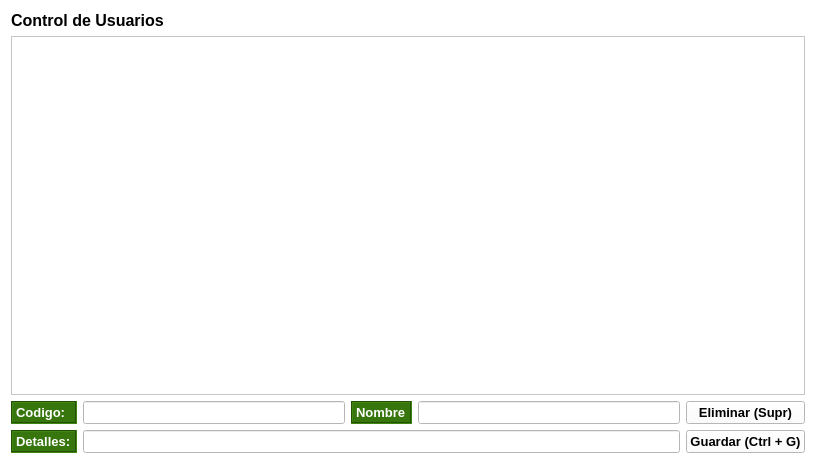
shae-ra/sindicato, file gui/detalles/detalleUsuarios.ui: the form before one commit.
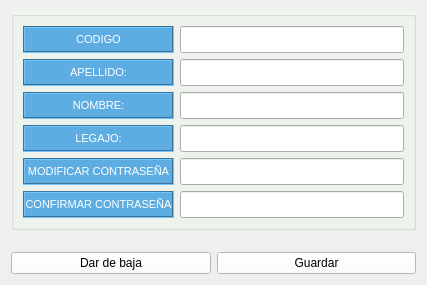
The form after the commit. Icons and pictures are not drawn.

```diff
--- a/gui/detalles/detalleUsuarios.ui
+++ b/gui/detalles/detalleUsuarios.ui
@@ -6,640 +6,395 @@
    <rect>
     <x>0</x>
     <y>0</y>
-    <width>816</width>
-    <height>464</height>
+    <width>427</width>
+    <height>285</height>
    </rect>
   </property>
-  <property name="palette">
-   <palette>
-    <active>
-     <colorrole role="WindowText">
-      <brush brushstyle="SolidPattern">
-       <color alpha="255">
-        <red>0</red>
-        <green>0</green>
-        <blue>0</blue>
-       </color>
-      </brush>
-     </colorrole>
-     <colorrole role="Button">
-      <brush brushstyle="SolidPattern">
-       <color alpha="255">
-        <red>255</red>
-        <green>255</green>
-        <blue>255</blue>
-       </color>
-      </brush>
-     </colorrole>
-     <colorrole role="Light">
-      <brush brushstyle="SolidPattern">
-       <color alpha="255">
-        <red>255</red>
-        <green>255</green>
-        <blue>255</blue>
-       </color>
-      </brush>
-     </colorrole>
-     <colorrole role="Midlight">
-      <brush brushstyle="SolidPattern">
-       <color alpha="255">
-        <red>255</red>
-        <green>255</green>
-        <blue>255</blue>
-       </color>
-      </brush>
-     </colorrole>
-     <colorrole role="Dark">
-      <brush brushstyle="SolidPattern">
-       <color alpha="255">
-        <red>127</red>
-        <green>127</green>
-        <blue>127</blue>
-       </color>
-      </brush>
-     </colorrole>
-     <colorrole role="Mid">
-      <brush brushstyle="SolidPattern">
-       <color alpha="255">
-        <red>170</red>
-        <green>170</green>
-        <blue>170</blue>
-       </color>
-      </brush>
-     </colorrole>
-     <colorrole role="Text">
-      <brush brushstyle="SolidPattern">
-       <color alpha="255">
-        <red>0</red>
-        <green>0</green>
-        <blue>0</blue>
-       </color>
-      </brush>
-     </colorrole>
-     <colorrole role="BrightText">
-      <brush brushstyle="SolidPattern">
-       <color alpha="255">
-        <red>255</red>
-        <green>255</green>
-        <blue>255</blue>
-       </color>
-      </brush>
-     </colorrole>
-     <colorrole role="ButtonText">
-      <brush brushstyle="SolidPattern">
-       <color alpha="255">
-        <red>0</red>
-        <green>0</green>
-        <blue>0</blue>
-       </color>
-      </brush>
-     </colorrole>
-     <colorrole role="Base">
-      <brush brushstyle="SolidPattern">
-       <color alpha="255">
-        <red>255</red>
-        <green>255</green>
-        <blue>255</blue>
-       </color>
-      </brush>
-     </colorrole>
-     <colorrole role="Window">
-      <brush brushstyle="SolidPattern">
-       <color alpha="255">
-        <red>255</red>
-        <green>255</green>
-        <blue>255</blue>
-       </color>
-      </brush>
-     </colorrole>
-     <colorrole role="Shadow">
-      <brush brushstyle="SolidPattern">
-       <color alpha="255">
-        <red>0</red>
-        <green>0</green>
-        <blue>0</blue>
-       </color>
-      </brush>
-     </colorrole>
-     <colorrole role="AlternateBase">
-      <brush brushstyle="SolidPattern">
-       <color alpha="255">
-        <red>255</red>
-        <green>255</green>
-        <blue>255</blue>
-       </color>
-      </brush>
-     </colorrole>
-     <colorrole role="ToolTipBase">
-      <brush brushstyle="SolidPattern">
-       <color alpha="255">
-        <red>255</red>
-        <green>255</green>
-        <blue>220</blue>
-       </color>
-      </brush>
-     </colorrole>
-     <colorrole role="ToolTipText">
-      <brush brushstyle="SolidPattern">
-       <color alpha="255">
-        <red>0</red>
-        <green>0</green>
-        <blue>0</blue>
-       </color>
-      </brush>
-     </colorrole>
-    </active>
-    <inactive>
-     <colorrole role="WindowText">
-      <brush brushstyle="SolidPattern">
-       <color alpha="255">
-        <red>0</red>
-        <green>0</green>
-        <blue>0</blue>
-       </color>
-      </brush>
-     </colorrole>
-     <colorrole role="Button">
-      <brush brushstyle="SolidPattern">
-       <color alpha="255">
-        <red>255</red>
-        <green>255</green>
-        <blue>255</blue>
-       </color>
-      </brush>
-     </colorrole>
-     <colorrole role="Light">
-      <brush brushstyle="SolidPattern">
-       <color alpha="255">
-        <red>255</red>
-        <green>255</green>
-        <blue>255</blue>
-       </color>
-      </brush>
-     </colorrole>
-     <colorrole role="Midlight">
-      <brush brushstyle="SolidPattern">
-       <color alpha="255">
-        <red>255</red>
-        <green>255</green>
-        <blue>255</blue>
-       </color>
-      </brush>
-     </colorrole>
-     <colorrole role="Dark">
-      <brush brushstyle="SolidPattern">
-       <color alpha="255">
-        <red>127</red>
-        <green>127</green>
-        <blue>127</blue>
-       </color>
-      </brush>
-     </colorrole>
-     <colorrole role="Mid">
-      <brush brushstyle="SolidPattern">
-       <color alpha="255">
-        <red>170</red>
-        <green>170</green>
-        <blue>170</blue>
-       </color>
-      </brush>
-     </colorrole>
-     <colorrole role="Text">
-      <brush brushstyle="SolidPattern">
-       <color alpha="255">
-        <red>0</red>
-        <green>0</green>
-        <blue>0</blue>
-       </color>
-      </brush>
-     </colorrole>
-     <colorrole role="BrightText">
-      <brush brushstyle="SolidPattern">
-       <color alpha="255">
-        <red>255</red>
-        <green>255</green>
-        <blue>255</blue>
-       </color>
-      </brush>
-     </colorrole>
-     <colorrole role="ButtonText">
-      <brush brushstyle="SolidPattern">
-       <color alpha="255">
-        <red>0</red>
-        <green>0</green>
-        <blue>0</blue>
-       </color>
-      </brush>
-     </colorrole>
-     <colorrole role="Base">
-      <brush brushstyle="SolidPattern">
-       <color alpha="255">
-        <red>255</red>
-        <green>255</green>
-        <blue>255</blue>
-       </color>
-      </brush>
-     </colorrole>
-     <colorrole role="Window">
-      <brush brushstyle="SolidPattern">
-       <color alpha="255">
-        <red>255</red>
-        <green>255</green>
-        <blue>255</blue>
-       </color>
-      </brush>
-     </colorrole>
-     <colorrole role="Shadow">
-      <brush brushstyle="SolidPattern">
-       <color alpha="255">
-        <red>0</red>
-        <green>0</green>
-        <blue>0</blue>
-       </color>
-      </brush>
-     </colorrole>
-     <colorrole role="AlternateBase">
-      <brush brushstyle="SolidPattern">
-       <color alpha="255">
-        <red>255</red>
-        <green>255</green>
-        <blue>255</blue>
-       </color>
-      </brush>
-     </colorrole>
-     <colorrole role="ToolTipBase">
-      <brush brushstyle="SolidPattern">
-       <color alpha="255">
-        <red>255</red>
-        <green>255</green>
-        <blue>220</blue>
-       </color>
-      </brush>
-     </colorrole>
-     <colorrole role="ToolTipText">
-      <brush brushstyle="SolidPattern">
-       <color alpha="255">
-        <red>0</red>
-        <green>0</green>
-        <blue>0</blue>
-       </color>
-      </brush>
-     </colorrole>
-    </inactive>
-    <disabled>
-     <colorrole role="WindowText">
-      <brush brushstyle="SolidPattern">
-       <color alpha="255">
-        <red>127</red>
-        <green>127</green>
-        <blue>127</blue>
-       </color>
-      </brush>
-     </colorrole>
-     <colorrole role="Button">
-      <brush brushstyle="SolidPattern">
-       <color alpha="255">
-        <red>255</red>
-        <green>255</green>
-        <blue>255</blue>
-       </color>
-      </brush>
-     </colorrole>
-     <colorrole role="Light">
-      <brush brushstyle="SolidPattern">
-       <color alpha="255">
-        <red>255</red>
-        <green>255</green>
-        <blue>255</blue>
-       </color>
-      </brush>
-     </colorrole>
-     <colorrole role="Midlight">
-      <brush brushstyle="SolidPattern">
-       <color alpha="255">
-        <red>255</red>
-        <green>255</green>
-        <blue>255</blue>
-       </color>
-      </brush>
-     </colorrole>
-     <colorrole role="Dark">
-      <brush brushstyle="SolidPattern">
-       <color alpha="255">
-        <red>127</red>
-        <green>127</green>
-        <blue>127</blue>
-       </color>
-      </brush>
-     </colorrole>
-     <colorrole role="Mid">
-      <brush brushstyle="SolidPattern">
-       <color alpha="255">
-        <red>170</red>
-        <green>170</green>
-        <blue>170</blue>
-       </color>
-      </brush>
-     </colorrole>
-     <colorrole role="Text">
-      <brush brushstyle="SolidPattern">
-       <color alpha="255">
-        <red>127</red>
-        <green>127</green>
-        <blue>127</blue>
-       </color>
-      </brush>
-     </colorrole>
-     <colorrole role="BrightText">
-      <brush brushstyle="SolidPattern">
-       <color alpha="255">
-        <red>255</red>
-        <green>255</green>
-        <blue>255</blue>
-       </color>
-      </brush>
-     </colorrole>
-     <colorrole role="ButtonText">
-      <brush brushstyle="SolidPattern">
-       <color alpha="255">
-        <red>127</red>
-        <green>127</green>
-        <blue>127</blue>
-       </color>
-      </brush>
-     </colorrole>
-     <colorrole role="Base">
-      <brush brushstyle="SolidPattern">
-       <color alpha="255">
-        <red>255</red>
-        <green>255</green>
-        <blue>255</blue>
-       </color>
-      </brush>
-     </colorrole>
-     <colorrole role="Window">
-      <brush brushstyle="SolidPattern">
-       <color alpha="255">
-        <red>255</red>
-        <green>255</green>
-        <blue>255</blue>
-       </color>
-      </brush>
-     </colorrole>
-     <colorrole role="Shadow">
-      <brush brushstyle="SolidPattern">
-       <color alpha="255">
-        <red>0</red>
-        <green>0</green>
-        <blue>0</blue>
-       </color>
-      </brush>
-     </colorrole>
-     <colorrole role="AlternateBase">
-      <brush brushstyle="SolidPattern">
-       <color alpha="255">
-        <red>255</red>
-        <green>255</green>
-        <blue>255</blue>
-       </color>
-      </brush>
-     </colorrole>
-     <colorrole role="ToolTipBase">
-      <brush brushstyle="SolidPattern">
-       <color alpha="255">
-        <red>255</red>
-        <green>255</green>
-        <blue>220</blue>
-       </color>
-      </brush>
-     </colorrole>
-     <colorrole role="ToolTipText">
-      <brush brushstyle="SolidPattern">
-       <color alpha="255">
-        <red>0</red>
-        <green>0</green>
-        <blue>0</blue>
-       </color>
-      </brush>
-     </colorrole>
-    </disabled>
-   </palette>
+  <property name="minimumSize">
+   <size>
+    <width>427</width>
+    <height>285</height>
+   </size>
+  </property>
+  <property name="maximumSize">
+   <size>
+    <width>427</width>
+    <height>285</height>
+   </size>
   </property>
   <property name="windowTitle">
    <string>Form</string>
   </property>
-  <layout class="QGridLayout" name="gridLayout" rowstretch="0,100,0,0">
-   <item row="0" column="0" colspan="3">
-    <widget class="QLabel" name="label_6">
-     <property name="sizePolicy">
-      <sizepolicy hsizetype="Expanding" vsizetype="Expanding">
-       <horstretch>0</horstretch>
-       <verstretch>0</verstretch>
-      </sizepolicy>
-     </property>
-     <property name="font">
-      <font>
-       <family>MS Shell Dlg 2</family>
-       <pointsize>12</pointsize>
-       <weight>75</weight>
-       <bold>true</bold>
-      </font>
-     </property>
-     <property name="text">
-      <string>Control de Usuarios</string>
-     </property>
-    </widget>
-   </item>
-   <item row="1" column="0" colspan="5">
-    <widget class="QTableView" name="tableView"/>
-   </item>
+  <layout class="QGridLayout" name="gridLayout_2">
    <item row="2" column="0">
-    <widget class="QLabel" name="label_3">
-     <property name="font">
-      <font>
-       <family>MS Shell Dlg 2</family>
-       <pointsize>10</pointsize>
-       <weight>75</weight>
-       <bold>true</bold>
-      </font>
-     </property>
-     <property name="styleSheet">
-      <string notr="true">#label_3{
-background-color:#37760D;
-color: #FFFFFF;
-}</string>
-     </property>
-     <property name="frameShape">
-      <enum>QFrame::Box</enum>
-     </property>
-     <property name="frameShadow">
-      <enum>QFrame::Sunken</enum>
-     </property>
-     <property name="text">
-      <string>Codigo:</string>
-     </property>
-    </widget>
-   </item>
-   <item row="2" column="1">
-    <widget class="QLineEdit" name="lineEdit_2">
+    <widget class="QPushButton" name="pushButton">
      <property name="sizePolicy">
-      <sizepolicy hsizetype="Expanding" vsizetype="Expanding">
+      <sizepolicy hsizetype="Minimum" vsizetype="Expanding">
        <horstretch>0</horstretch>
        <verstretch>0</verstretch>
       </sizepolicy>
      </property>
-     <property name="font">
-      <font>
-       <family>MS Shell Dlg 2</family>
-       <pointsize>10</pointsize>
-       <weight>75</weight>
-       <bold>true</bold>
-      </font>
-     </property>
-    </widget>
-   </item>
-   <item row="2" column="2">
-    <widget class="QLabel" name="label_4">
-     <property name="font">
-      <font>
-       <family>MS Shell Dlg 2</family>
-       <pointsize>10</pointsize>
-       <weight>75</weight>
-       <bold>true</bold>
-      </font>
-     </property>
      <property name="styleSheet">
-      <string notr="true">#label_4{
-background-color:#37760D;
-color: #FFFFFF;
+      <string notr="true">#pushButton{
+background-color: #FFFFFF;
 }</string>
      </property>
-     <property name="frameShape">
-      <enum>QFrame::Box</enum>
-     </property>
-     <property name="frameShadow">
-      <enum>QFrame::Sunken</enum>
-     </property>
      <property name="text">
-      <string>Nombre</string>
-     </property>
-    </widget>
-   </item>
-   <item row="2" column="3">
-    <widget class="QLineEdit" name="lineEdit_4">
-     <property name="sizePolicy">
-      <sizepolicy hsizetype="Expanding" vsizetype="Expanding">
-       <horstretch>0</horstretch>
-       <verstretch>0</verstretch>
-      </sizepolicy>
-     </property>
-     <property name="font">
-      <font>
-       <family>MS Shell Dlg 2</family>
-       <pointsize>10</pointsize>
-       <weight>75</weight>
-       <bold>true</bold>
-      </font>
-     </property>
-    </widget>
-   </item>
-   <item row="2" column="4">
-    <widget class="QPushButton" name="btn_nuevo_2">
-     <property name="sizePolicy">
-      <sizepolicy hsizetype="Fixed" vsizetype="Fixed">
-       <horstretch>0</horstretch>
-       <verstretch>0</verstretch>
-      </sizepolicy>
-     </property>
-     <property name="maximumSize">
-      <size>
-       <width>200</width>
-       <height>200</height>
-      </size>
-     </property>
-     <property name="font">
-      <font>
-       <family>MS Shell Dlg 2</family>
-       <pointsize>10</pointsize>
-       <weight>75</weight>
-       <bold>true</bold>
-      </font>
-     </property>
-     <property name="styleSheet">
-      <string notr="true"/>
-     </property>
-     <property name="text">
-      <string>Eliminar (Supr)</string>
+      <string>Dar de baja</string>
      </property>
      <property name="icon">
       <iconset>
        <normaloff>../iconos/delete.ico</normaloff>../iconos/delete.ico</iconset>
      </property>
-     <property name="iconSize">
-      <size>
-       <width>30</width>
-       <height>30</height>
-      </size>
-     </property>
-     <property name="shortcut">
-      <string>Ctrl+N</string>
-     </property>
     </widget>
    </item>
-   <item row="3" column="0">
-    <widget class="QLabel" name="label_5">
-     <property name="font">
-      <font>
-       <family>MS Shell Dlg 2</family>
-       <pointsize>10</pointsize>
-       <weight>75</weight>
-       <bold>true</bold>
-      </font>
-     </property>
+   <item row="0" column="0" colspan="2">
+    <widget class="QGroupBox" name="groupBox">
      <property name="styleSheet">
-      <string notr="true">#label_5{
-background-color:#37760D;
-color: #FFFFFF;
+      <string notr="true">#groupBox{
+background-color: #F0F5EF
 }</string>
      </property>
-     <property name="frameShape">
-      <enum>QFrame::Box</enum>
+     <property name="title">
+      <string/>
      </property>
-     <property name="frameShadow">
-      <enum>QFrame::Sunken</enum>
-     </property>
-     <property name="text">
-      <string>Detalles:</string>
-     </property>
+     <layout class="QGridLayout" name="gridLayout" columnstretch="20,80">
+      <item row="0" column="0">
+       <widget class="QLabel" name="label_13">
+        <property name="font">
+         <font>
+          <family>Arial</family>
+          <pointsize>8</pointsize>
+          <weight>50</weight>
+          <bold>false</bold>
+         </font>
+        </property>
+        <property name="styleSheet">
+         <string notr="true">#label_13{
+background-color:#5DADE2  ;
+color: #FFFFFF ; 
+}</string>
+        </property>
+        <property name="frameShape">
+         <enum>QFrame::Box</enum>
+        </property>
+        <property name="frameShadow">
+         <enum>QFrame::Sunken</enum>
+        </property>
+        <property name="text">
+         <string>CODIGO</string>
+        </property>
+        <property name="alignment">
+         <set>Qt::AlignCenter</set>
+        </property>
+       </widget>
+      </item>
+      <item row="0" column="1">
+       <widget class="QLineEdit" name="lineEdit_4">
+        <property name="sizePolicy">
+         <sizepolicy hsizetype="Expanding" vsizetype="Expanding">
+          <horstretch>0</horstretch>
+          <verstretch>0</verstretch>
+         </sizepolicy>
+        </property>
+        <property name="font">
+         <font>
+          <family>System</family>
+          <pointsize>12</pointsize>
+          <weight>75</weight>
+          <bold>true</bold>
+         </font>
+        </property>
+       </widget>
+      </item>
+      <item row="1" column="0">
+       <widget class="QLabel" name="label">
+        <property name="sizePolicy">
+         <sizepolicy hsizetype="Preferred" vsizetype="Expanding">
+          <horstretch>0</horstretch>
+          <verstretch>0</verstretch>
+         </sizepolicy>
+        </property>
+        <property name="font">
+         <font>
+          <family>Arial</family>
+          <pointsize>8</pointsize>
+          <weight>50</weight>
+          <bold>false</bold>
+         </font>
+        </property>
+        <property name="styleSheet">
+         <string notr="true">#label{
+background-color:#5DADE2  ;
+color: #FFFFFF ; 
+}</string>
+        </property>
+        <property name="frameShape">
+         <enum>QFrame::Box</enum>
+        </property>
+        <property name="frameShadow">
+         <enum>QFrame::Sunken</enum>
+        </property>
+        <property name="text">
+         <string>APELLIDO:</string>
+        </property>
+        <property name="alignment">
+         <set>Qt::AlignCenter</set>
+        </property>
+       </widget>
+      </item>
+      <item row="1" column="1">
+       <widget class="QLineEdit" name="lineEdit">
+        <property name="sizePolicy">
+         <sizepolicy hsizetype="Expanding" vsizetype="Expanding">
+          <horstretch>0</horstretch>
+          <verstretch>0</verstretch>
+         </sizepolicy>
+        </property>
+        <property name="font">
+         <font>
+          <family>System</family>
+          <pointsize>12</pointsize>
+          <weight>75</weight>
+          <bold>true</bold>
+         </font>
+        </property>
+       </widget>
+      </item>
+      <item row="2" column="0">
+       <widget class="QLabel" name="label_2">
+        <property name="sizePolicy">
+         <sizepolicy hsizetype="Preferred" vsizetype="Expanding">
+          <horstretch>0</horstretch>
+          <verstretch>0</verstretch>
+         </sizepolicy>
+        </property>
+        <property name="font">
+         <font>
+          <family>Arial</family>
+          <pointsize>8</pointsize>
+          <weight>50</weight>
+          <bold>false</bold>
+         </font>
+        </property>
+        <property name="styleSheet">
+         <string notr="true">#label_2{
+background-color:#5DADE2  ;
+color: #FFFFFF ; 
+}</string>
+        </property>
+        <property name="frameShape">
+         <enum>QFrame::Box</enum>
+        </property>
+        <property name="frameShadow">
+         <enum>QFrame::Sunken</enum>
+        </property>
+        <property name="text">
+         <string>NOMBRE:</string>
+        </property>
+        <property name="alignment">
+         <set>Qt::AlignCenter</set>
+        </property>
+       </widget>
+      </item>
+      <item row="2" column="1">
+       <widget class="QLineEdit" name="lineEdit_2">
+        <property name="sizePolicy">
+         <sizepolicy hsizetype="Expanding" vsizetype="Expanding">
+          <horstretch>0</horstretch>
+          <verstretch>0</verstretch>
+         </sizepolicy>
+        </property>
+        <property name="font">
+         <font>
+          <family>System</family>
+          <pointsize>12</pointsize>
+          <weight>75</weight>
+          <bold>true</bold>
+         </font>
+        </property>
+       </widget>
+      </item>
+      <item row="3" column="0">
+       <widget class="QLabel" name="label_3">
+        <property name="sizePolicy">
+         <sizepolicy hsizetype="Preferred" vsizetype="Expanding">
+          <horstretch>0</horstretch>
+          <verstretch>0</verstretch>
+         </sizepolicy>
+        </property>
+        <property name="font">
+         <font>
+          <family>Arial</family>
+          <pointsize>8</pointsize>
+          <weight>50</weight>
+          <bold>false</bold>
+         </font>
+        </property>
+        <property name="styleSheet">
+         <string notr="true">#label_3{
+background-color:#5DADE2  ;
+color: #FFFFFF ; 
+}</string>
+        </property>
+        <property name="frameShape">
+         <enum>QFrame::Box</enum>
+        </property>
+        <property name="frameShadow">
+         <enum>QFrame::Sunken</enum>
+        </property>
+        <property name="text">
+         <string>LEGAJO:</string>
+        </property>
+        <property name="alignment">
+         <set>Qt::AlignCenter</set>
+        </property>
+       </widget>
+      </item>
+      <item row="3" column="1">
+       <widget class="QLineEdit" name="lineEdit_3">
+        <property name="sizePolicy">
+         <sizepolicy hsizetype="Expanding" vsizetype="Expanding">
+          <horstretch>0</horstretch>
+          <verstretch>0</verstretch>
+         </sizepolicy>
+        </property>
+        <property name="font">
+         <font>
+          <family>System</family>
+          <pointsize>12</pointsize>
+          <weight>75</weight>
+          <bold>true</bold>
+         </font>
+        </property>
+       </widget>
+      </item>
+      <item row="4" column="0">
+       <widget class="QLabel" name="label_4">
+        <property name="sizePolicy">
+         <sizepolicy hsizetype="Preferred" vsizetype="Expanding">
+          <horstretch>0</horstretch>
+          <verstretch>0</verstretch>
+         </sizepolicy>
+        </property>
+        <property name="font">
+         <font>
+          <family>Arial</family>
+          <pointsize>8</pointsize>
+          <weight>50</weight>
+          <bold>false</bold>
+         </font>
+        </property>
+        <property name="styleSheet">
+         <string notr="true">#label_4{
+background-color:#5DADE2  ;
+color: #FFFFFF ; 
+}</string>
+        </property>
+        <property name="frameShape">
+         <enum>QFrame::Box</enum>
+        </property>
+        <property name="frameShadow">
+         <enum>QFrame::Sunken</enum>
+        </property>
+        <property name="text">
+         <string>MODIFICAR CONTRASEÑA</string>
+        </property>
+        <property name="alignment">
+         <set>Qt::AlignCenter</set>
+        </property>
+       </widget>
+      </item>
+      <item row="4" column="1">
+       <widget class="QLineEdit" name="lineEdit_5">
+        <property name="sizePolicy">
+         <sizepolicy hsizetype="Expanding" vsizetype="Expanding">
+          <horstretch>0</horstretch>
+          <verstretch>0</verstretch>
+         </sizepolicy>
+        </property>
+        <property name="font">
+         <font>
+          <family>System</family>
+          <pointsize>12</pointsize>
+          <weight>75</weight>
+          <bold>true</bold>
+         </font>
+        </property>
+       </widget>
+      </item>
+      <item row="5" column="0">
+       <widget class="QLabel" name="label_5">
+        <property name="sizePolicy">
+         <sizepolicy hsizetype="Preferred" vsizetype="Expanding">
+          <horstretch>0</horstretch>
+          <verstretch>0</verstretch>
+         </sizepolicy>
+        </property>
+        <property name="font">
+         <font>
+          <family>Arial</family>
+          <pointsize>8</pointsize>
+          <weight>50</weight>
+          <bold>false</bold>
+         </font>
+        </property>
+        <property name="styleSheet">
+         <string notr="true">#label_5{
+background-color:#5DADE2  ;
+color: #FFFFFF ; 
+}</string>
+        </property>
+        <property name="frameShape">
+         <enum>QFrame::Box</enum>
+        </property>
+        <property name="frameShadow">
+         <enum>QFrame::Sunken</enum>
+        </property>
+        <property name="text">
+         <string>CONFIRMAR CONTRASEÑA</string>
+        </property>
+        <property name="alignment">
+         <set>Qt::AlignCenter</set>
+        </property>
+       </widget>
+      </item>
+      <item row="5" column="1">
+       <widget class="QLineEdit" name="lineEdit_6">
+        <property name="sizePolicy">
+         <sizepolicy hsizetype="Expanding" vsizetype="Expanding">
+          <horstretch>0</horstretch>
+          <verstretch>0</verstretch>
+         </sizepolicy>
+        </property>
+        <property name="font">
+         <font>
+          <family>System</family>
+          <pointsize>12</pointsize>
+          <weight>75</weight>
+          <bold>true</bold>
+         </font>
+        </property>
+       </widget>
+      </item>
+     </layout>
     </widget>
    </item>
-   <item row="3" column="4">
-    <widget class="QPushButton" name="btn_nuevo">
+   <item row="2" column="1">
+    <widget class="QPushButton" name="pushButton_2">
      <property name="sizePolicy">
-      <sizepolicy hsizetype="Fixed" vsizetype="Fixed">
+      <sizepolicy hsizetype="Minimum" vsizetype="Expanding">
        <horstretch>0</horstretch>
        <verstretch>0</verstretch>
       </sizepolicy>
      </property>
-     <property name="maximumSize">
-      <size>
-       <width>200</width>
-       <height>200</height>
-      </size>
-     </property>
-     <property name="font">
-      <font>
-       <family>MS Shell Dlg 2</family>
-       <pointsize>10</pointsize>
-       <weight>75</weight>
-       <bold>true</bold>
-      </font>
-     </property>
      <property name="styleSheet">
-      <string notr="true"/>
+      <string notr="true">#pushButton_2{
+background-color: #FFFFFF;
+}</string>
      </property>
      <property name="text">
-      <string>Guardar (Ctrl + G)</string>
+      <string>Guardar</string>
      </property>
      <property name="icon">
       <iconset>
@@ -647,8 +402,8 @@
      </property>
      <property name="iconSize">
       <size>
-       <width>30</width>
-       <height>30</height>
+       <width>20</width>
+       <height>20</height>
       </size>
      </property>
      <property name="shortcut">
@@ -656,23 +411,18 @@
      </property>
     </widget>
    </item>
-   <item row="3" column="1" colspan="3">
-    <widget class="QLineEdit" name="lineEdit_5">
-     <property name="sizePolicy">
-      <sizepolicy hsizetype="Expanding" vsizetype="Expanding">
-       <horstretch>0</horstretch>
-       <verstretch>0</verstretch>
-      </sizepolicy>
+   <item row="1" column="0" colspan="2">
+    <spacer name="verticalSpacer">
+     <property name="orientation">
+      <enum>Qt::Vertical</enum>
      </property>
-     <property name="font">
-      <font>
-       <family>MS Shell Dlg 2</family>
-       <pointsize>10</pointsize>
-       <weight>75</weight>
-       <bold>true</bold>
-      </font>
+     <property name="sizeHint" stdset="0">
+      <size>
+       <width>20</width>
+       <height>40</height>
+      </size>
      </property>
-    </widget>
+    </spacer>
    </item>
   </layout>
  </widget>
```
Left out of the diff: 3 changed lines with no effect on the pictures.
